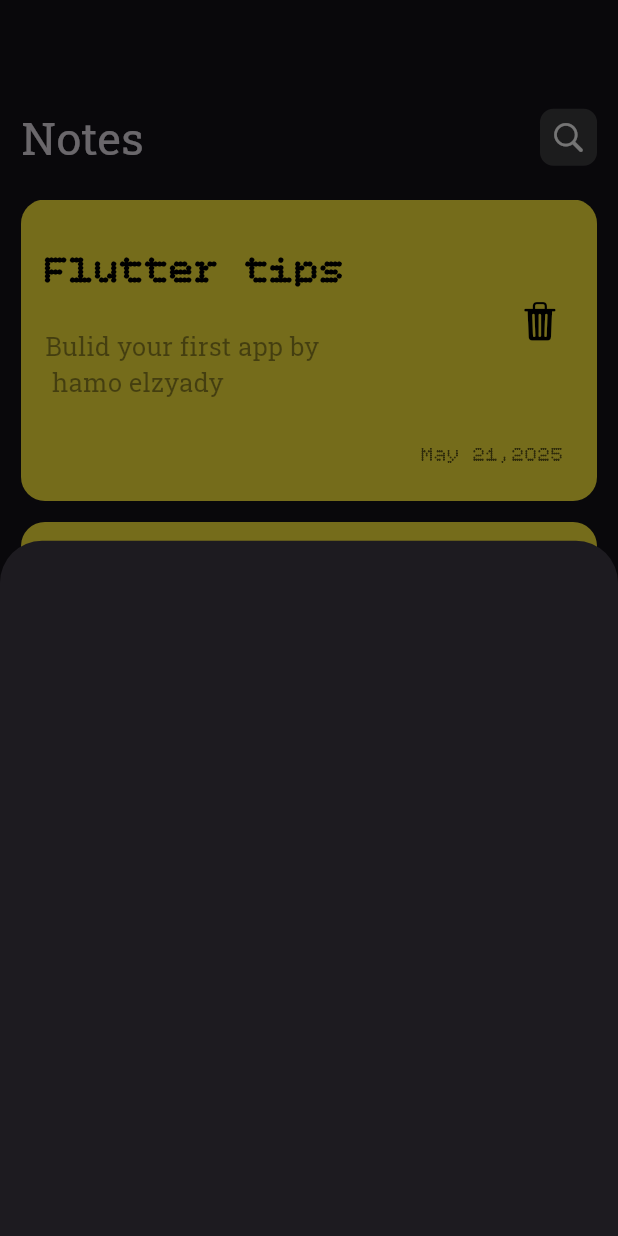
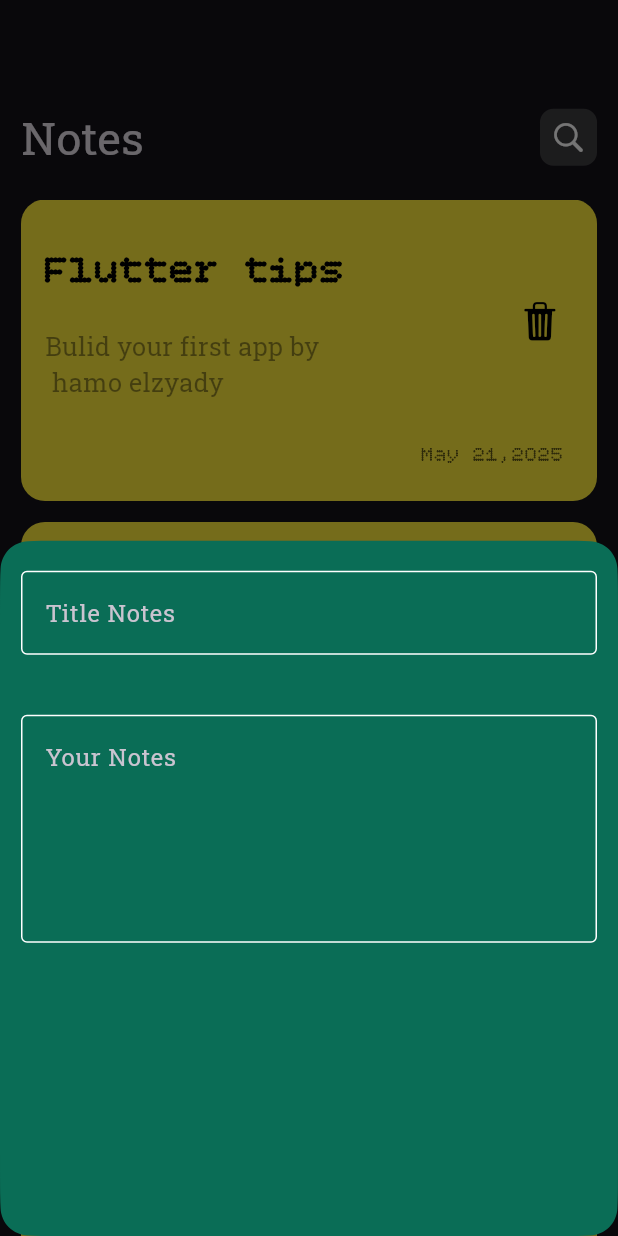
Before and after one commit to MohamedElzyady/notes_app, a Flutter app: the screen it shows after launch, after a tap on the "add" icon, on a phone screen of 412 x 824 dp. Run offline on Flutter 3.47's test engine with Material 3 defaults, Android fonts, the phone set to English and light mode, and no system bars; our stand-ins replace gap.

Commit message:
add text field

```diff
--- /dev/null
+++ b/lib/home/widgets/custom_textField.dart
@@ -0,0 +1,26 @@
+import 'package:flutter/material.dart';
+
+class CustomTextfield extends StatelessWidget {
+  const CustomTextfield({super.key, required this.hint, this.maxline});
+  final String hint;
+  final int? maxline;
+  @override
+  Widget build(BuildContext context) {
+    return TextField(
+      cursorHeight: 17,
+      maxLines: maxline,
+      decoration: InputDecoration(
+        hintText: hint,
+
+        hintStyle: TextStyle(fontFamily: 'RobotoSlab'),
+        focusedBorder: OutlineInputBorder(
+          borderSide: BorderSide(color: Colors.blue),
+        ),
+        enabledBorder: OutlineInputBorder(
+          borderSide: BorderSide(color: Colors.white),
+        ),
+        border: OutlineInputBorder(borderSide: BorderSide(color: Colors.white)),
+      ),
+    );
+  }
+}
--- a/lib/home/widgets/floatingActionButton.dart
+++ b/lib/home/widgets/floatingActionButton.dart
@@ -13,6 +13,8 @@ class Floatingactionbutton extends StatelessWidget {
       ),
       onPressed: () {
         showModalBottomSheet(
+          backgroundColor: const Color.fromARGB(255, 10, 109, 86),
+          shape: RoundedSuperellipseBorder(borderRadius: BorderRadius.circular(20)),
           context: context,
           builder: (context) {
             return Showmodalbottomsheet();
--- a/lib/home/widgets/showModalBottomSheet.dart
+++ b/lib/home/widgets/showModalBottomSheet.dart
@@ -1,10 +1,23 @@
 import 'package:flutter/cupertino.dart';
+import 'package:flutter/material.dart';
+import 'package:gap/gap.dart';
+import 'package:note_app/home/widgets/custom_textField.dart';
 
 class Showmodalbottomsheet extends StatelessWidget {
   const Showmodalbottomsheet({super.key});
 
   @override
   Widget build(BuildContext context) {
-    return Container();
+    return Padding(
+      padding: const EdgeInsets.symmetric(horizontal: 14),
+      child: Column(
+        children: [
+          Gap(20),
+          CustomTextfield(hint: 'Title Notes'),
+          Gap(40),
+          CustomTextfield(hint: 'Your Notes', maxline: 5),
+        ],
+      ),
+    );
   }
 }
```
